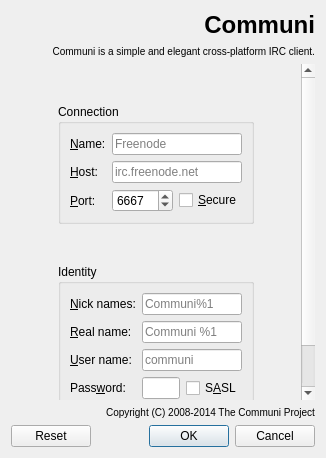
Old version of the form src/app/connectpage.ui in the repository communi/communi-desktop.
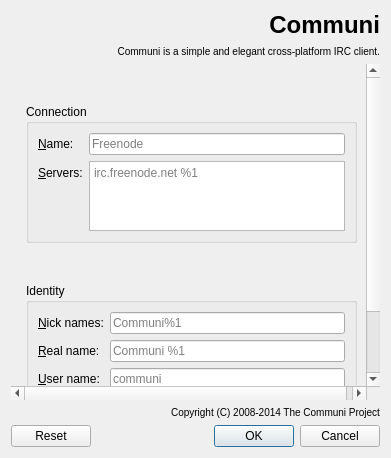
New version of the form. Icons and pictures are not drawn.

Commit message: Add support for multiple servers per connection

The edit to the form file:
```diff
--- a/src/app/connectpage.ui
+++ b/src/app/connectpage.ui
@@ -121,65 +121,34 @@
            </widget>
           </item>
           <item row="1" column="0">
-           <widget class="QLabel" name="hostLabel">
+           <widget class="QLabel" name="serverLabel">
             <property name="text">
-             <string>&amp;Host:</string>
+             <string>&amp;Servers:</string>
             </property>
             <property name="buddy">
-             <cstring>hostField</cstring>
+             <cstring>serverField</cstring>
             </property>
            </widget>
           </item>
           <item row="1" column="1">
-           <widget class="QLineEdit" name="hostField">
-            <property name="inputMethodHints">
-             <set>Qt::ImhUrlCharactersOnly</set>
+           <widget class="QPlainTextEdit" name="serverField">
+            <property name="verticalScrollBarPolicy">
+             <enum>Qt::ScrollBarAlwaysOff</enum>
+            </property>
+            <property name="horizontalScrollBarPolicy">
+             <enum>Qt::ScrollBarAlwaysOff</enum>
+            </property>
+            <property name="tabChangesFocus">
+             <bool>true</bool>
+            </property>
+            <property name="lineWrapMode">
+             <enum>QPlainTextEdit::NoWrap</enum>
             </property>
             <property name="placeholderText">
-             <string>irc.freenode.net</string>
+             <string>irc.freenode.net %1</string>
             </property>
            </widget>
           </item>
-          <item row="2" column="0">
-           <widget class="QLabel" name="portLabel">
-            <property name="text">
-             <string>&amp;Port:</string>
-            </property>
-            <property name="buddy">
-             <cstring>portField</cstring>
-            </property>
-           </widget>
-          </item>
-          <item row="2" column="1">
-           <layout class="QHBoxLayout" name="portLayout">
-            <item>
-             <widget class="QSpinBox" name="portField">
-              <property name="sizePolicy">
-               <sizepolicy hsizetype="Minimum" vsizetype="Fixed">
-                <horstretch>1</horstretch>
-                <verstretch>0</verstretch>
-               </sizepolicy>
-              </property>
-              <property name="minimum">
-               <number>1024</number>
-              </property>
-              <property name="maximum">
-               <number>65535</number>
-              </property>
-              <property name="value">
-               <number>6667</number>
-              </property>
-             </widget>
-            </item>
-            <item>
-             <widget class="QCheckBox" name="secureBox">
-              <property name="text">
-               <string>&amp;Secure</string>
-              </property>
-             </widget>
-            </item>
-           </layout>
-          </item>
          </layout>
         </widget>
        </item>
```
Left out of the diff: 3 changed lines with no effect on the pictures. The commit also changes 3 other files.
